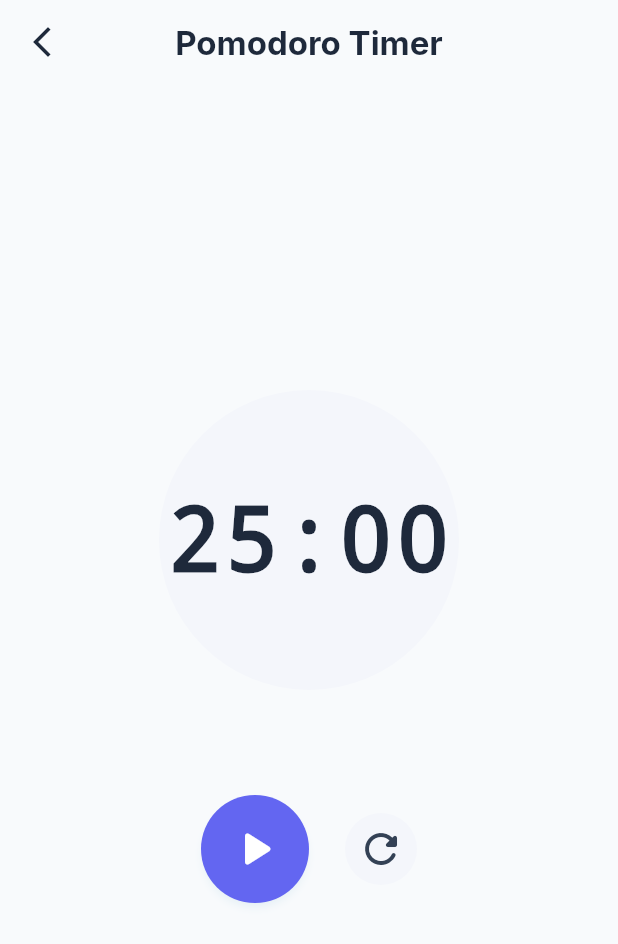
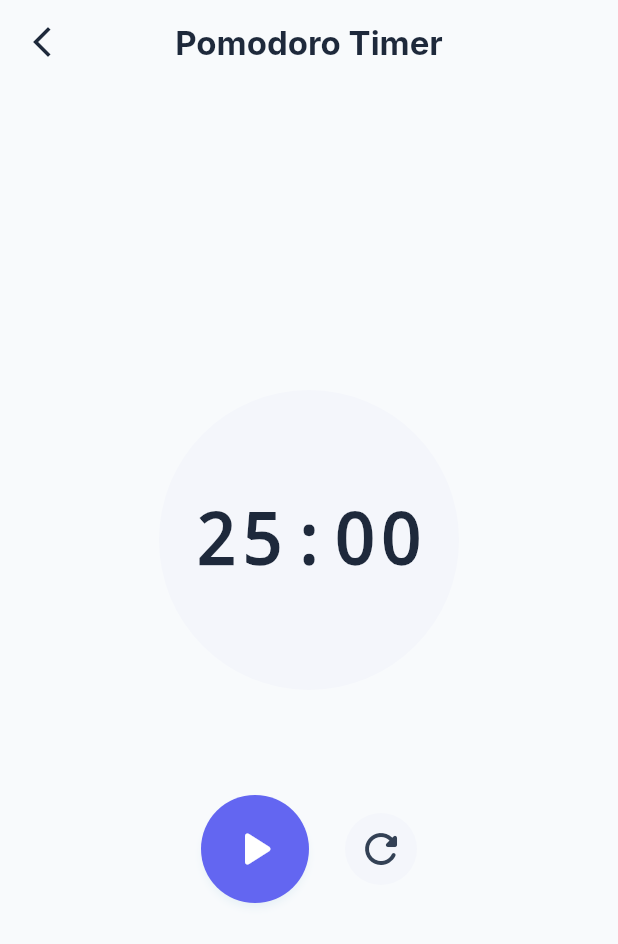
Before and after one commit to siskomer/pomodoro_app, a Flutter app: the screen it shows after launch, after a tap on "Pomodoro Timer", on a phone screen of 412 x 824 dp. Shown: the top 944 px of the screen. Run offline on Flutter 3.47's test engine with Material 3 defaults, Android fonts, the phone set to English and light mode, and no system bars; our stand-ins replace easy_localization, fl_chart, flutter_local_notifications, flutter_riverpod, google_mobile_ads, hive and 3 more; accounts and stored records are empty; network calls fail; Roboto replaces fonts that are missing (Inter).

Commit message:
Google Mobile Ads entegrasyonu yapıldı. Uygulama genelinde banner reklamları için gerekli yapılandırmalar eklendi. Ayrıca, pubspec dosyasına yeni bağımlılıklar eklendi ve Android/iOS yapılandırmaları güncellendi. Kullanıcı arayüzü bileşenleri reklam gösterimi için güncellendi.

```diff
--- a/assets/translations/tr-TR.json
+++ b/assets/translations/tr-TR.json
@@ -45,7 +45,7 @@
   "full_focus_subtitle": "Zamanlayıcı başladığında dikkat dağıtmayan bir arayüz gösterir",
   "notifications_subtitle": "Pomodoro ve mola seansları bittiğinde bildirim gönderir",
   "screen_on_subtitle": "Zamanlayıcı çalışırken ekranın kapanmasını önler",
-  "yeni_soz": "Yeni Söz",
+  "new_quote": "Yeni Söz",
   "min_suffix": " dk",
   "appearance_settings": "Görünüm",
   "language_settings": "Dil",
--- a/lib/main.dart
+++ b/lib/main.dart
@@ -1,6 +1,7 @@
 import 'package:easy_localization/easy_localization.dart';
 import 'package:flutter/material.dart';
 import 'package:flutter_riverpod/flutter_riverpod.dart';
+import 'package:google_mobile_ads/google_mobile_ads.dart';
 import 'presentation/views/dashboard_screen.dart';
 import 'presentation/theme.dart';
 import 'package:hive_flutter/hive_flutter.dart';
@@ -20,6 +21,7 @@ import 'domain/entities/todo_item.dart';
 
 void main() async {
   WidgetsFlutterBinding.ensureInitialized();
+  MobileAds.instance.initialize();
   await EasyLocalization.ensureInitialized();
 
   final container = ProviderContainer();
--- a/lib/presentation/views/dashboard_screen.dart
+++ b/lib/presentation/views/dashboard_screen.dart
@@ -1,6 +1,7 @@
 import 'package:easy_localization/easy_localization.dart';
 import 'package:flutter/material.dart';
 import 'package:flutter_riverpod/flutter_riverpod.dart';
+import 'package:google_mobile_ads/google_mobile_ads.dart';
 import '../theme.dart';
 import 'pomodoro_screen.dart';
 import 'stats_screen.dart';
@@ -8,11 +9,53 @@ import 'todo_screen.dart';
 import 'quote_screen.dart';
 import 'settings_screen.dart';
 
-class DashboardScreen extends ConsumerWidget {
+class DashboardScreen extends ConsumerStatefulWidget {
   const DashboardScreen({Key? key}) : super(key: key);
 
   @override
-  Widget build(BuildContext context, WidgetRef ref) {
+  ConsumerState<DashboardScreen> createState() => _DashboardScreenState();
+}
+
+class _DashboardScreenState extends ConsumerState<DashboardScreen> {
+  BannerAd? _bannerAd;
+  bool _isBannerAdReady = false;
+
+  @override
+  void initState() {
+    super.initState();
+    _loadBannerAd();
+  }
+
+  void _loadBannerAd() {
+    _bannerAd = BannerAd(
+      // Use test ad unit ID for development.
+      adUnitId: 'ca-app-pub-3940256099942544/6300978111', // Test ID for Banner
+      request: const AdRequest(),
+      size: AdSize.banner,
+      listener: BannerAdListener(
+        onAdLoaded: (_) {
+          setState(() {
+            _isBannerAdReady = true;
+          });
+        },
+        onAdFailedToLoad: (ad, err) {
+          _isBannerAdReady = false;
+          ad.dispose();
+        },
+      ),
+    );
+
+    _bannerAd?.load();
+  }
+
+  @override
+  void dispose() {
+    _bannerAd?.dispose();
+    super.dispose();
+  }
+
+  @override
+  Widget build(BuildContext context) {
     final theme = Theme.of(context);
 
     final List<_DashboardItem> items = [
@@ -140,6 +183,13 @@ class DashboardScreen extends ConsumerWidget {
           ],
         ),
       ),
+      bottomNavigationBar: _isBannerAdReady
+          ? SizedBox(
+              width: _bannerAd!.size.width.toDouble(),
+              height: _bannerAd!.size.height.toDouble(),
+              child: AdWidget(ad: _bannerAd!),
+            )
+          : const SizedBox.shrink(),
     );
   }
 }
--- a/lib/presentation/views/pomodoro_screen.dart
+++ b/lib/presentation/views/pomodoro_screen.dart
@@ -69,13 +69,18 @@ class _PomodoroScreenState extends ConsumerState<PomodoroScreen> {
               child: Column(
                 mainAxisAlignment: MainAxisAlignment.center,
                 children: [
-                  Text(
+                  SizedBox(
+                    width: MediaQuery.of(context).size.width * 0.8,
+                    child: FittedBox(
+                      fit: BoxFit.contain,
+                      child: Text(
                         formatTime(pomodoro.remaining),
                         style: const TextStyle(
-                      fontSize: 80,
                           fontWeight: FontWeight.w300,
                           color: Colors.white,
                           fontFamily: 'monospace',
+                        ),
+                      ),
                     ),
                   ),
                   const SizedBox(height: 80),
@@ -194,14 +199,19 @@ class _PomodoroScreenState extends ConsumerState<PomodoroScreen> {
               child: Column(
                 mainAxisAlignment: MainAxisAlignment.center,
                 children: [
-                  Text(
+                  Padding(
+                    padding: const EdgeInsets.symmetric(horizontal: 16.0),
+                    child: FittedBox(
+                      fit: BoxFit.contain,
+                      child: Text(
                         formatTime(pomodoro.remaining),
                         style: theme.textTheme.displayLarge?.copyWith(
                           fontFamily: 'monospace',
                           fontWeight: FontWeight.w900,
-                      fontSize: 60,
                           letterSpacing: 2,
                           color: theme.colorScheme.onBackground,
+                        ),
+                      ),
                     ),
                   ),
                 ],
--- a/lib/presentation/views/stats_screen.dart
+++ b/lib/presentation/views/stats_screen.dart
@@ -311,14 +311,14 @@ class _StatsScreenState extends ConsumerState<StatsScreen> {
               const SizedBox(height: 24),
               StatCard(
                 title: 'total_focus_time'.tr(),
-                value: '$focusMinutes min',
+                value: '$focusMinutes ${"min_suffix".tr()}',
                 icon: Icons.access_time,
                 color: Colors.green,
               ),
               const SizedBox(height: 24),
               StatCard(
                 title: 'total_break_time'.tr(),
-                value: '$breakMinutes min',
+                value: '$breakMinutes ${"min_suffix".tr()}',
                 icon: Icons.coffee,
                 color: Colors.orange,
               ),
--- a/pubspec.yaml
+++ b/pubspec.yaml
@@ -44,6 +44,7 @@ dependencies:
   wakelock_plus: ^1.1.4
   timezone: ^0.9.3
   easy_localization: ^3.0.7+1
+  google_mobile_ads: ^6.0.0
 
 dev_dependencies:
   flutter_test:
```
Also changed, not shown: pubspec.lock, 7 other files. Lines whose indentation alone changed are shown as unchanged.
